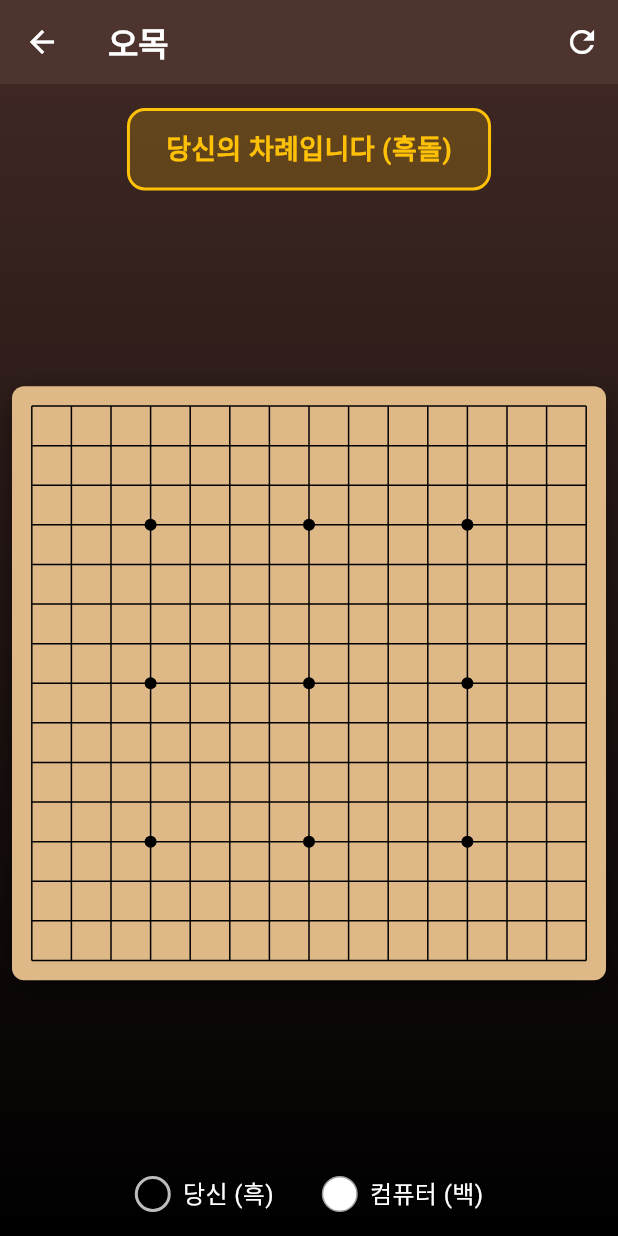
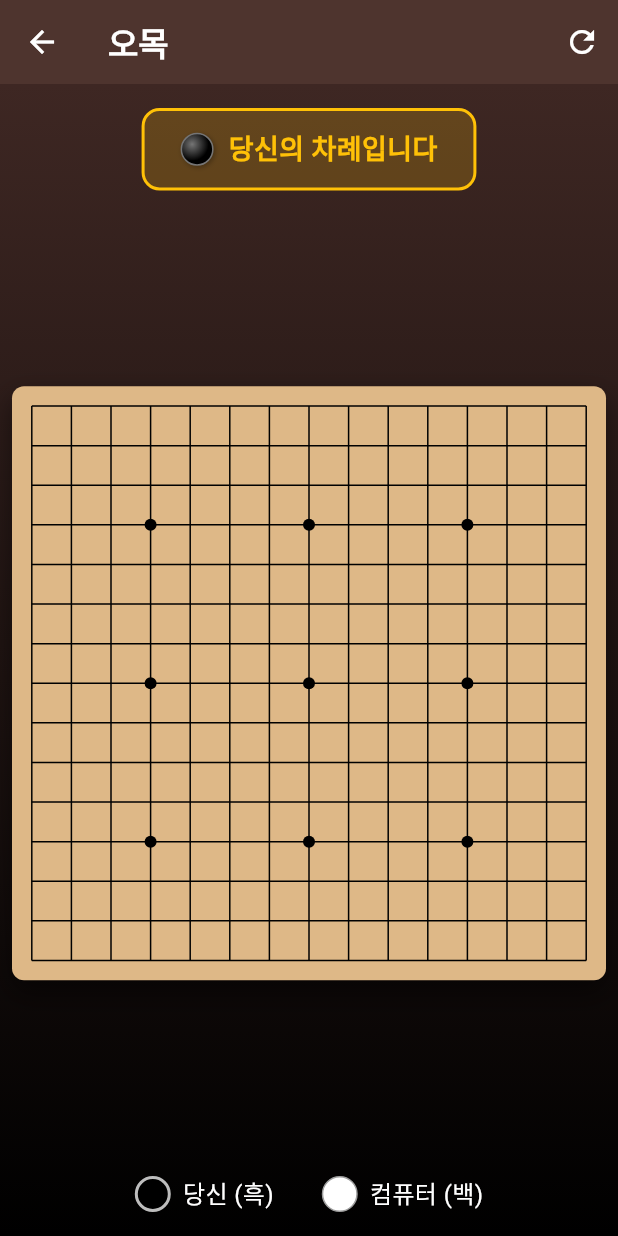
Before and after one commit to mhpark03/games, a Flutter app: the GomokuScreen screen opened directly, on a phone screen of 412 x 824 dp. Run offline on Flutter 3.47's test engine with Material 3 defaults, Android fonts, the phone set to English and light mode, and no system bars; our stand-ins replace shared_preferences; accounts and stored records are empty.

Commit message:
순서 안내 문구에 돌 아이콘 추가
- 현재 차례 표시에 흑돌/백돌 아이콘 함께 표시
- 그라디언트와 그림자 효과로 실제 돌처럼 표현
- 게임 종료 시에는 텍스트만 표시

```diff
--- a/lib/games/gomoku/gomoku_screen.dart
+++ b/lib/games/gomoku/gomoku_screen.dart
@@ -175,15 +175,80 @@ class _GomokuScreenState extends State<GomokuScreen> {
 
     switch (widget.gameMode) {
       case GameMode.vsComputerWhite:
-        gameMessage = isBlackTurn ? '당신의 차례입니다 (흑돌)' : '컴퓨터가 생각 중...';
+        gameMessage = isBlackTurn ? '당신의 차례입니다' : '컴퓨터가 생각 중...';
         break;
       case GameMode.vsComputerBlack:
-        gameMessage = isBlackTurn ? '컴퓨터가 생각 중...' : '당신의 차례입니다 (백돌)';
+        gameMessage = isBlackTurn ? '컴퓨터가 생각 중...' : '당신의 차례입니다';
         break;
       case GameMode.vsPerson:
         gameMessage = isBlackTurn ? '흑돌 차례입니다' : '백돌 차례입니다';
         break;
     }
+  }
+
+  // 돌 아이콘 위젯
+  Widget _buildStoneIcon(bool isBlack, {double size = 20}) {
+    return Container(
+      width: size,
+      height: size,
+      decoration: BoxDecoration(
+        shape: BoxShape.circle,
+        color: isBlack ? Colors.black : Colors.white,
+        border: Border.all(
+          color: isBlack ? Colors.grey.shade600 : Colors.grey,
+          width: 1,
+        ),
+        boxShadow: [
+          BoxShadow(
+            color: Colors.black.withValues(alpha: 0.3),
+            blurRadius: 2,
+            offset: const Offset(1, 1),
+          ),
+        ],
+        gradient: RadialGradient(
+          colors: isBlack
+              ? [Colors.grey.shade600, Colors.black]
+              : [Colors.white, Colors.grey.shade300],
+          center: const Alignment(-0.3, -0.3),
+        ),
+      ),
+    );
+  }
+
+  // 메시지 위젯 빌드 (아이콘 포함)
+  Widget _buildMessageWidget() {
+    final textColor = gameOver
+        ? (gameMessage.contains('축하') ? Colors.green : Colors.red)
+        : Colors.amber;
+
+    // 게임 종료 시에는 텍스트만 표시
+    if (gameOver) {
+      return Text(
+        gameMessage,
+        style: TextStyle(
+          fontSize: 18,
+          fontWeight: FontWeight.bold,
+          color: textColor,
+        ),
+      );
+    }
+
+    // 진행 중일 때 돌 아이콘과 함께 표시
+    return Row(
+      mainAxisSize: MainAxisSize.min,
+      children: [
+        _buildStoneIcon(isBlackTurn, size: 22),
+        const SizedBox(width: 10),
+        Text(
+          gameMessage,
+          style: TextStyle(
+            fontSize: 18,
+            fontWeight: FontWeight.bold,
+            color: textColor,
+          ),
+        ),
+      ],
+    );
   }
 
   void _resetGame() {
@@ -878,16 +943,7 @@ class _GomokuScreenState extends State<GomokuScreen> {
                     width: 2,
                   ),
                 ),
-                child: Text(
-                  gameMessage,
-                  style: TextStyle(
-                    fontSize: 18,
-                    fontWeight: FontWeight.bold,
-                    color: gameOver
-                        ? (gameMessage.contains('축하') ? Colors.green : Colors.red)
-                        : Colors.amber,
-                  ),
-                ),
+                child: _buildMessageWidget(),
               ),
             ),
             Expanded(
```
